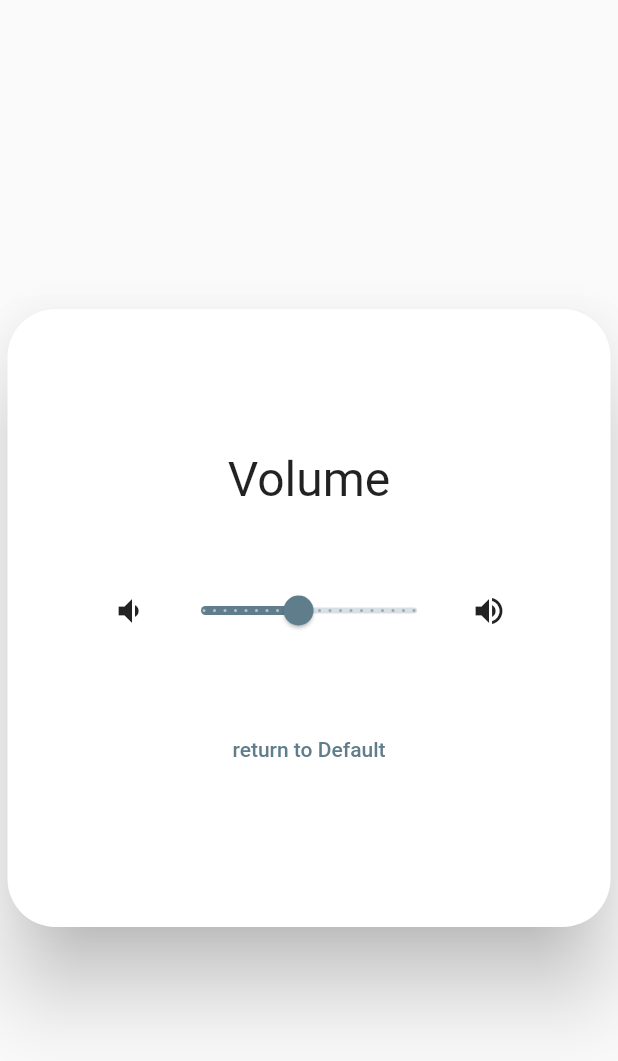
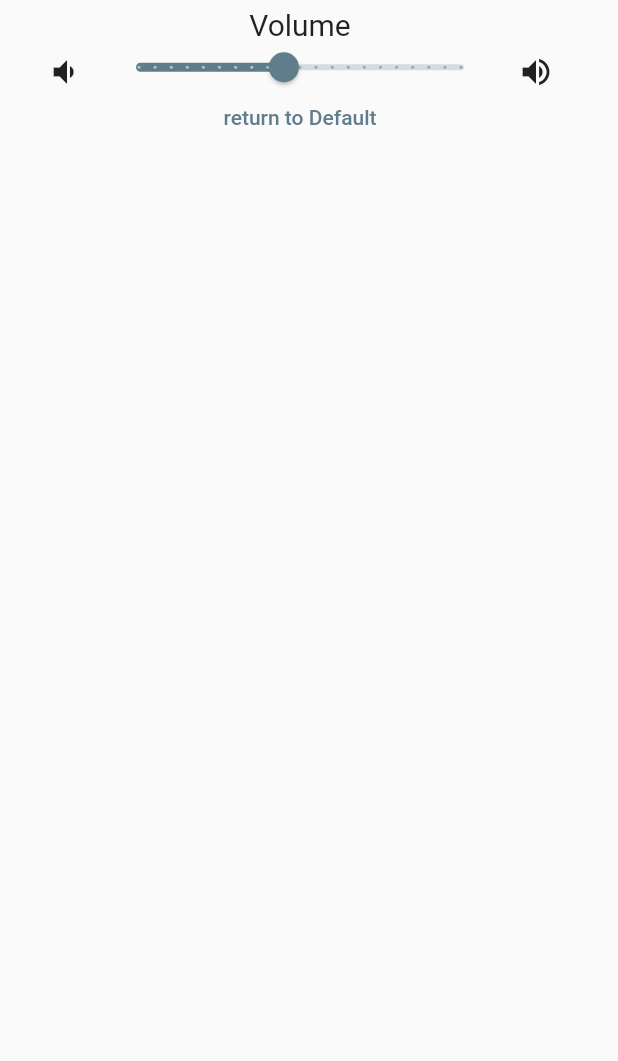
Before and after one commit to TakeKiyo/Flutter-CodeScrolling, a Flutter app: the VolumeSetting widget shown alone on an empty page, opened directly, after a tap on the "volume down" icon, on a phone screen of 412 x 824 dp. Shown: the top 1061 px of the screen. Run offline on Flutter 3.47's test engine with Material 2 defaults, Android fonts, the phone set to English and light mode, and no system bars; our stand-ins replace audioplayers, cloud_firestore, firebase_auth, firebase_core; accounts and stored records are empty; network calls fail.

```diff
--- a/lib/models/metronome_model.dart
+++ b/lib/models/metronome_model.dart
@@ -8,16 +8,20 @@ void audioPlayerHandler(AudioPlayerState value) => null;
 
 class MetronomeModel extends ChangeNotifier {
   int _tempoCount = 60;
+
   get tempoCount => _tempoCount;
 
   bool _isPlaying = false;
+
   get isPlaying => _isPlaying;
 
   DateTime _bpmTapStartTime;
   int _bpmTapCount = 0;
   var _bpmCalculateList = <int>[];
   String _bpmTapText = "TAPで計測開始";
+
   get bpmTapCount => _bpmTapCount;
+
   get bpmTapText => _bpmTapText;
 
   AudioPlayer _audioPlayer = AudioPlayer(mode: PlayerMode.LOW_LATENCY);
@@ -26,6 +30,7 @@ class MetronomeModel extends ChangeNotifier {
   Timer _metronomeTimer;
 
   double _soundVolume = 1;
+
   get soundVolume => _soundVolume;
 
   void increment() {
@@ -106,7 +111,8 @@ class MetronomeModel extends ChangeNotifier {
   void metronomePlay() {
     var _metronomeDuration = Duration(microseconds: (60000000 ~/ _tempoCount));
     _metronomeTimer = Timer(_metronomeDuration, metronomePlay);
-    _metronomePlayer.play(_metronomeSound, volume:_soundVolume, isNotification: true);
+    _metronomePlayer.play(_metronomeSound,
+        volume: _soundVolume, isNotification: true);
     _audioPlayer.monitorNotificationStateChanges(audioPlayerHandler);
   }
 
@@ -123,23 +129,25 @@ class MetronomeModel extends ChangeNotifier {
     notifyListeners();
   }
 
-  void volumeUp(){
+  void volumeUp() {
     if (_soundVolume <= 1.9) {
       _soundVolume = _soundVolume + 0.1;
+    } else {
+      _soundVolume = 2;
     }
-    else{_soundVolume = 2;}
     notifyListeners();
   }
 
-  void volumeDown(){
+  void volumeDown() {
     if (_soundVolume >= 0.1) {
       _soundVolume = _soundVolume - 0.1;
+    } else {
+      _soundVolume = 0;
     }
-    else{_soundVolume = 0;}
     notifyListeners();
   }
 
-  void volumeDefault(){
+  void volumeDefault() {
     _soundVolume = 1;
     notifyListeners();
   }
--- a/lib/pages/songs_list.dart
+++ b/lib/pages/songs_list.dart
@@ -37,9 +37,9 @@ class SongsList extends StatelessWidget {
           mainAxisAlignment: MainAxisAlignment.center,
           children: <Widget>[
             TextButton(
-                child: Text('曲を選択してください'),
-              onPressed:(){
-
+              child: Text('曲を選択してください'),
+              onPressed: () {
+                // todo add function
               },
             ),
             Expanded(
--- a/lib/pages/volume_setting.dart
+++ b/lib/pages/volume_setting.dart
@@ -7,13 +7,9 @@ class VolumeSetting extends StatelessWidget {
   @override
   Widget build(BuildContext context) {
     return Consumer<MetronomeModel>(builder: (_, model, __) {
-      return Dialog(
-          insetPadding: EdgeInsets.fromLTRB(5, 0, 5, 0),
-          shape: const RoundedRectangleBorder(
-              borderRadius: BorderRadius.all(Radius.circular(32.0))),
-          child: SizedBox(
-            height: MediaQuery.of(context).size.width,
-            width: MediaQuery.of(context).size.width,
+      return SizedBox(
+        height: 100,
+        width: 400,
         child: Column(
           mainAxisAlignment: MainAxisAlignment.center,
           children: [
@@ -21,7 +17,7 @@ class VolumeSetting extends StatelessWidget {
               flex: 1,
               child: Text("Volume",
                   style: TextStyle(
-                        fontSize: 32,
+                    fontSize: 20,
                   )),
             ),
             Flexible(
@@ -29,11 +25,15 @@ class VolumeSetting extends StatelessWidget {
               child: Row(
                 mainAxisAlignment: MainAxisAlignment.center,
                 children: [
-                      IconButton(
+                  Flexible(
+                    child: IconButton(
                       icon: Icon(Icons.volume_down),
                       onPressed: model.volumeDown,
                     ),
-                      Slider(
+                  ),
+                  Flexible(
+                    flex: 4,
+                    child: Slider(
                       label: model.soundVolume.toString(),
                       value: model.soundVolume,
                       divisions: 20,
@@ -41,9 +41,12 @@ class VolumeSetting extends StatelessWidget {
                       max: 2,
                       onChanged: model.volumeChange,
                     ),
-                      IconButton(
+                  ),
+                  Flexible(
+                    child: IconButton(
                       icon: Icon(Icons.volume_up),
                       onPressed: model.volumeUp,
+                    ),
                   ),
                 ],
               ),
@@ -51,15 +54,16 @@ class VolumeSetting extends StatelessWidget {
             Flexible(
               flex: 1,
               child: TextButton(
-                    child: Text("return to Default",
+                child: Text(
+                  "return to Default",
                   style: TextStyle(fontSize: 14),
                 ),
-                    onPressed:model.volumeDefault,
+                onPressed: model.volumeDefault,
               ),
             ),
           ],
         ),
-          ));
+      );
     });
   }
 }
@@ -67,15 +71,12 @@ class VolumeSetting extends StatelessWidget {
 class VolumeIcon extends StatelessWidget {
   @override
   Widget build(BuildContext context) {
-    return Consumer<MetronomeModel>(builder: (_, model, __)
-    {
+    return Consumer<MetronomeModel>(builder: (_, model, __) {
       if (model.soundVolume == 0) {
         return Icon(Icons.volume_off);
-      }
-      else if (model.soundVolume < 1) {
+      } else if (model.soundVolume < 1) {
         return Icon(Icons.volume_down);
-      }
-      else {
+      } else {
         return Icon(Icons.volume_up);
       }
     });
```
Also changed, not shown: lib/pages/detail_page.dart (+14 -19 lines). Lines whose indentation alone changed are shown as unchanged.
